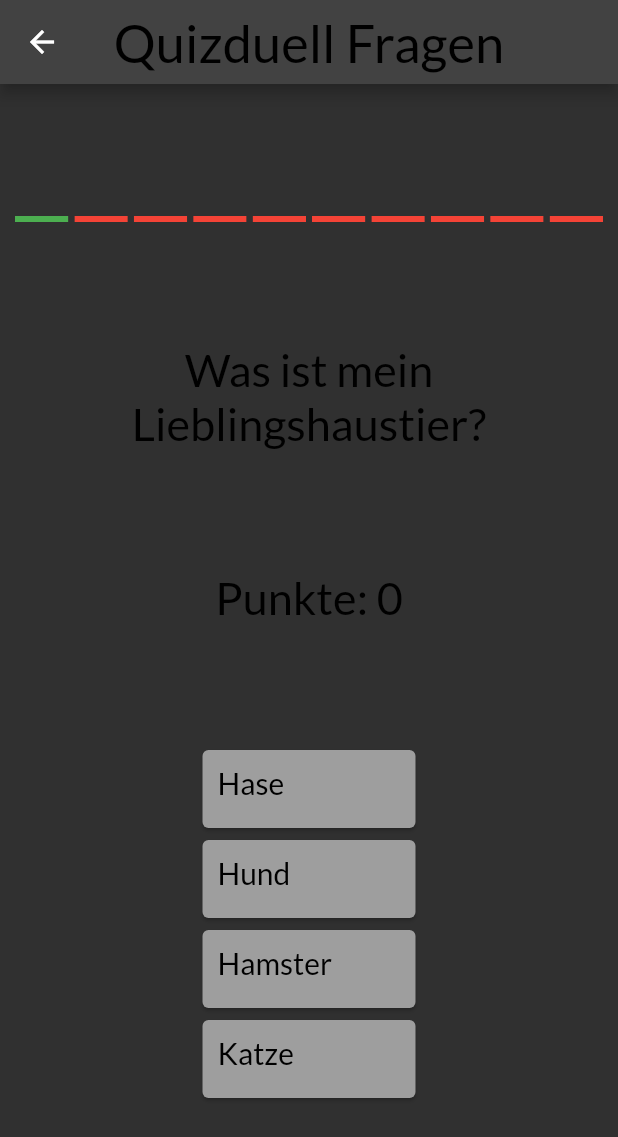
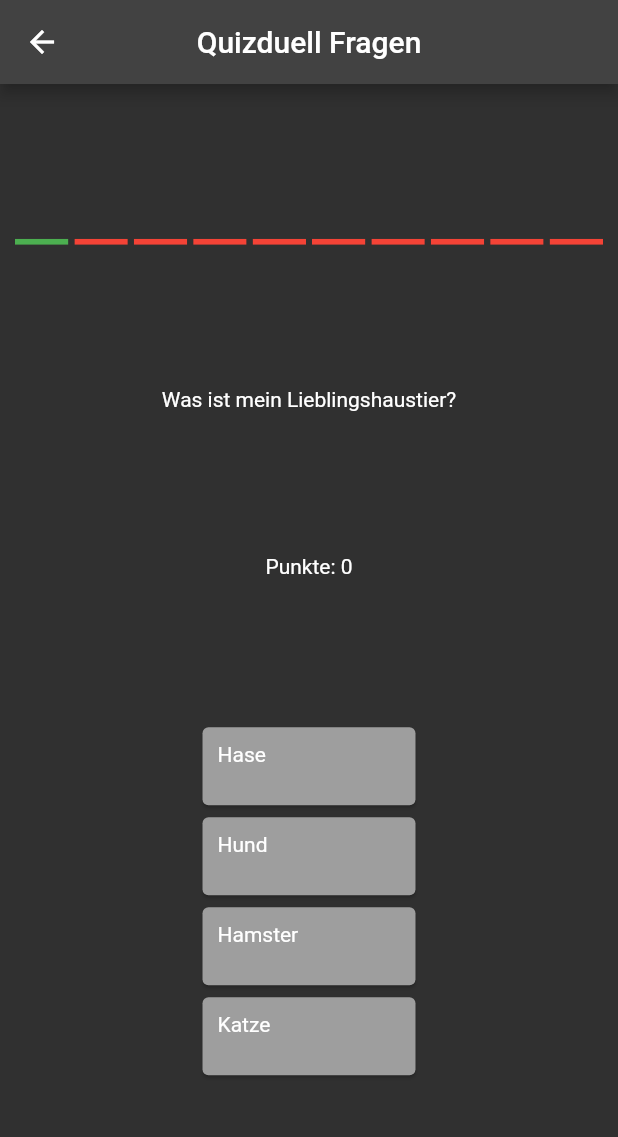
Before and after one commit to amyoe/project_moc, a Flutter app: the QuizDuell screen opened directly, on a phone screen of 412 x 824 dp. Shown: the top 1137 px of the screen. Run offline on Flutter 3.47's test engine with Material 2 defaults, Android fonts, the phone set to English and light mode, and no system bars; drawn by our look-alikes of step_progress_indicator; our stand-ins replace firebase_auth, firebase_core, firebase_storage, font_awesome_flutter; accounts and stored records are empty; Roboto replaces fonts that are missing (Georgia).

Commit message:
Versucht Fehlermeldung zu beseitigt

```diff
--- a/lib/layout/Games/Memorie/welcome_Memorie.dart
+++ b/lib/layout/Games/Memorie/welcome_Memorie.dart
@@ -3,7 +3,7 @@
 import 'package:flutter/material.dart';
 import 'package:flutter/widgets.dart';
 import 'package:project_moc/layout/Games/Memorie/memorie_profil.dart';
-import 'package:project_moc/layout/Schwierigkeitsstufe.dart';
+import 'package:project_moc/layout/Games/Memorie/schwierigkeitsstufe.dart';
 import 'package:project_moc/layout/widget.dart';
 
 class WelcomeMemorie extends StatelessWidget {
--- a/lib/layout/Games/Quizduell/quizduell.dart
+++ b/lib/layout/Games/Quizduell/quizduell.dart
@@ -1,4 +1,3 @@
-import 'package:google_fonts/google_fonts.dart';
 import 'package:project_moc/logic/question_controller.dart';
 import 'package:project_moc/logic/questions.dart';
 import 'package:project_moc/layout/widget.dart';
@@ -82,16 +81,10 @@ class _QuizDuellSate extends State<QuizDuell> {
                 Spacer(),
                 Text(
                   currentQuestion.question,
-                    style: GoogleFonts.lato(textStyle: TextStyle(color: Colors.black),
-                        fontSize: 30),
-                  textAlign: TextAlign.center,
                 ),
                 Spacer(),
                 Text("Punkte: "+ userPoints.toString(),
-                  style: GoogleFonts.lato(textStyle: TextStyle(color: Colors.black),
-                      fontSize: 30),
-                  textAlign: TextAlign.center,
-                ),
+                  ),
                 Spacer(),
                 GestureDetector(
                   child:answerCard(answers[0], answer: answerValidation[0]),
--- a/lib/layout/homescreen.dart
+++ b/lib/layout/homescreen.dart
@@ -1,4 +1,4 @@
-import 'package:project_moc/layout/Compliance/Compliance%20Schulungen.dart';
+import 'package:project_moc/layout/Compliance/compliance_schulungen.dart';
 import 'package:project_moc/layout/profil.dart';
 import 'package:project_moc/layout/settings.dart';
 import 'package:project_moc/layout/widget.dart';
--- a/lib/layout/widget.dart
+++ b/lib/layout/widget.dart
@@ -1,15 +1,10 @@
 // AppBar für jeden View, damit Anpassungen leichter sind
 import 'package:flutter/material.dart';
-import 'package:google_fonts/google_fonts.dart';
 
 PreferredSizeWidget customAppBar(String title) {
   return AppBar(
     centerTitle: true,
-    title: Text (
-      title,
-      style: GoogleFonts.lato(textStyle: TextStyle(color: Colors.black),
-      fontSize: 35),
-    ),
+    title: Text (title)
   );
 }
 
@@ -26,9 +21,7 @@ Widget answerCard(String text, {bool? answer}) {
           : Colors.red,
       child: Padding(
         padding: const EdgeInsets.all(10.0),
-        child: Text(text,
-            style: GoogleFonts.lato(textStyle: TextStyle(color: Colors.black),
-                fontSize: 20)),
+        child: Text(text),
       ),
     ),
   );
--- a/lib/main.dart
+++ b/lib/main.dart
@@ -6,14 +6,11 @@ import 'package:firebase_storage/firebase_storage.dart';
 
 void main() async {
   WidgetsFlutterBinding.ensureInitialized();
-  await Firebase.initializeApp(
-    options: DefaultFirebaseOptions.currentPlatform,
-  );
+  await Firebase.initializeApp();
   runApp(const MyApp());
 }
 
 class MyApp extends StatelessWidget {
-  //final Future<FirebaseApp> _fbApp = Firebase.initializeApp();
   const MyApp({Key? key}) : super(key: key);
 
   // This widget is the root of your application.
@@ -30,33 +27,18 @@ class MyApp extends StatelessWidget {
       ),
       home: Scaffold(
         appBar: customAppBar("QuizApp HSH"),
-          body: const Center(child: MyCustomForm()),
-        )
+        body: const Center (
+          child: MyCustomForm(),  // Wollte ich gerne in der Mitte haben
+        ),
+      ),
     );
-
-    //FutureBuilder(
-    // future: _fbApp,
-    //builder: (context, snapshot) {
-    //if (snapshot.hasError) {
-    //print("Hier ist ein Fehler: ${snapshot.error.toString()}");
-    //return Text("Ups, hier ist etwas schief gelaufen!");
-    //   } else if (snapshot.hasData) {
-    //    return Scaffold(
-    //      appBar: customAppBar("QuizApp HSH"),
-    //      body: const Center(child: MyCustomForm()),
-    //      ); // Wollte ich gerne in der Mitte haben
-    //      } else {
-    //    return Center(child: CircularProgressIndicator());
- //}
-//},)
-//);
   }
 }
 
 // Ein Formular erstellen
 
 class MyCustomForm extends StatefulWidget {
-  const MyCustomForm({Key? key}) : super(key: key);
+  const MyCustomForm({Key? key}) : super(key:key);
 
   @override
   MyCustomFormState createState() {
@@ -79,7 +61,7 @@ class MyCustomFormState extends State<MyCustomForm> {
         children: [
           TextFormField(
             validator: (value) {
-              if (value == null || value.isEmpty) {
+              if(value == null || value.isEmpty ){
                 return 'Please enter your eMail';
               }
               return null;
@@ -87,7 +69,7 @@ class MyCustomFormState extends State<MyCustomForm> {
           ),
           TextFormField(
             validator: (value) {
-              if (value == null || value.isEmpty) {
+              if(value == null || value.isEmpty ){
                 return 'Please enter your password';
               }
               return null;
@@ -96,9 +78,8 @@ class MyCustomFormState extends State<MyCustomForm> {
           Padding(
             padding: const EdgeInsets.symmetric(vertical: 16.0),
             child: ElevatedButton(
-              onPressed: () {
-                Navigator.push(
-                  context,
+              onPressed: (){
+                Navigator.push(context,
                   MaterialPageRoute(builder: (context) => const HomeScreen()),
                 );
               },
--- a/pubspec.yaml
+++ b/pubspec.yaml
@@ -31,6 +31,7 @@ dependencies:
     sdk: flutter
   font_awesome_flutter: '>= 4.7.0'
   step_progress_indicator: ^1.0.1
+  google_fonts: ^2.1.0
   firebase_core: ^1.10.5
   firebase_storage: ^10.2.3
   firebase_database: ^9.0.3
```
Also changed, not shown: pubspec.lock, 1 other file. Lines whose indentation alone changed are shown as unchanged.
